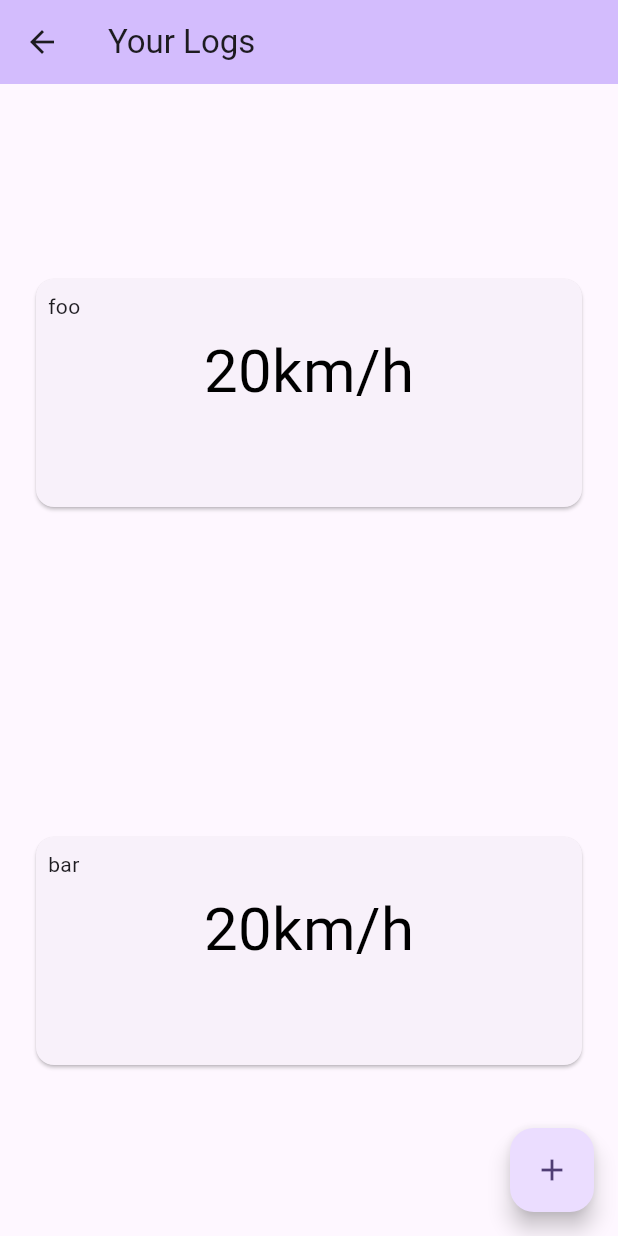
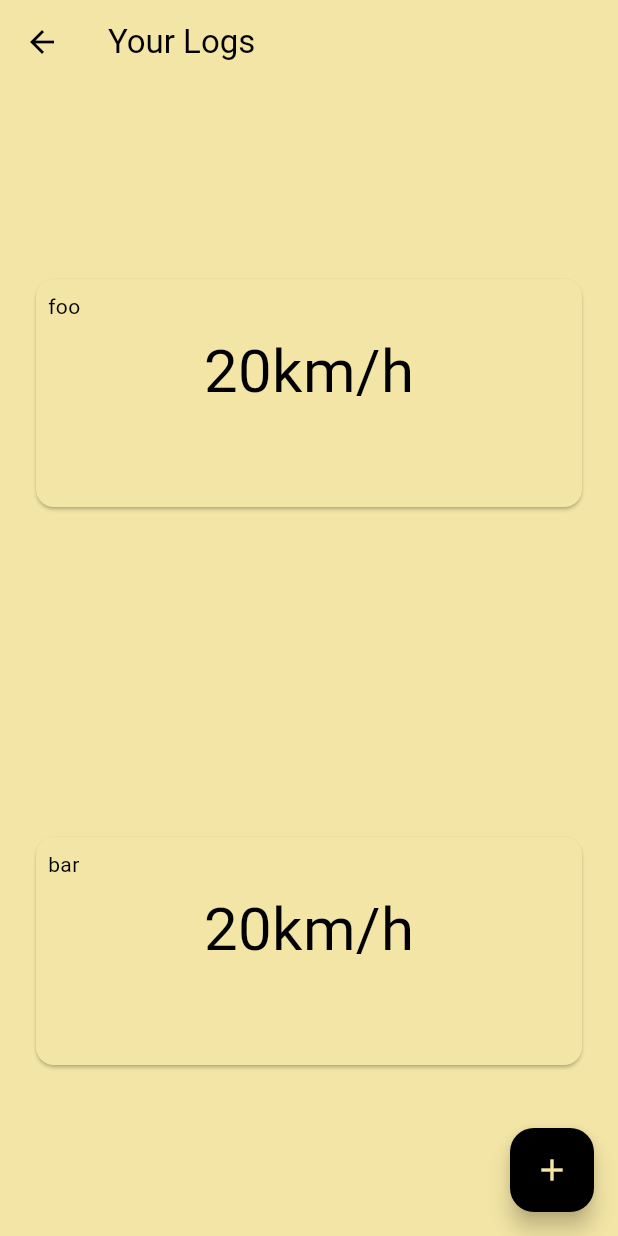
Before and after one commit to johnkimhyuntae/astral, a Flutter app: the screen it shows after launch, after a tap on the "collections bookmark" icon, on a phone screen of 412 x 824 dp. Run offline on Flutter 3.47's test engine with Material 3 defaults, Android fonts, the phone set to English and light mode, and no system bars.

Commit message:
Put sane colorscheme

```diff
--- a/lib/main.dart
+++ b/lib/main.dart
@@ -4,8 +4,8 @@ import 'package:flutter/widgets.dart';
 import 'weather_info_card.dart';
 import 'log_page.dart';
 
-const IconData collectionsBookmarkRounded = IconData(0xf656, fontFamily: 'MaterialIcons');
-
+const IconData collectionsBookmarkRounded =
+    IconData(0xf656, fontFamily: 'MaterialIcons');
 
 void main() {
   runApp(const MyApp());
@@ -14,30 +14,28 @@ void main() {
 class MyApp extends StatelessWidget {
   const MyApp({super.key});
 
-  // This widget is the root of your application.
   @override
   Widget build(BuildContext context) {
+    const foreground = Color.fromRGBO(243, 229, 165, 1.0);
     return MaterialApp(
       title: 'Astral',
-      theme: ThemeData(
-        // This is the theme of your application.
-        //
-        // TRY THIS: Try running your application with "flutter run". You'll see
-        // the application has a purple toolbar. Then, without quitting the app,
-        // try changing the seedColor in the colorScheme below to Colors.green
-        // and then invoke "hot reload" (save your changes or press the "hot
-        // reload" button in a Flutter-supported IDE, or press "r" if you used
-        // the command line to start the app).
-        //
-        // Notice that the counter didn't reset back to zero; the application
-        // state is not lost during the reload. To reset the state, use hot
-        // restart instead.
-        //
-        // This works for code too, not just values: Most code changes can be
-        // tested with just a hot reload.
-        colorScheme: ColorScheme.fromSeed(seedColor: Colors.deepPurple),
+      darkTheme: ThemeData(
         useMaterial3: true,
+        colorScheme: const ColorScheme(
+            // TODO: Change each color to semantically correct thing
+            brightness: Brightness.dark,
+            primary: Colors.black,
+            onPrimary: foreground,
+            secondary: Colors.black,
+            onSecondary: foreground,
+            error: Colors.black,
+            onError: foreground,
+            background: Color.fromRGBO(37, 40, 58, 1.0),
+            onBackground: Colors.white,
+            surface: foreground,
+            onSurface: Colors.black),
       ),
+      themeMode: ThemeMode.dark,
       home: const MyHomePage(title: 'Astral'),
       debugShowCheckedModeBanner: false,
     );
@@ -46,15 +44,6 @@ class MyApp extends StatelessWidget {
 
 class MyHomePage extends StatefulWidget {
   const MyHomePage({super.key, required this.title});
-
-  // This widget is the home page of your application. It is stateful, meaning
-  // that it has a State object (defined below) that contains fields that affect
-  // how it looks.
-
-  // This class is the configuration for the state. It holds the values (in this
-  // case the title) provided by the parent (in this case the App widget) and
-  // used by the build method of the State. Fields in a Widget subclass are
-  // always marked "final".
 
   final String title;
 
@@ -65,26 +54,24 @@ class MyHomePage extends StatefulWidget {
 class _MyHomePageState extends State<MyHomePage> {
   @override
   Widget build(BuildContext context) {
-    // This method is rerun every time setState is called, for instance as done
-    // by the _incrementCounter method above.
-    //
-    // The Flutter framework has been optimized to make rerunning build methods
-    // fast, so that you can just rebuild anything that needs updating rather
-    // than having to individually change instances of widgets.
     return Scaffold(
       appBar: AppBar(
-        // TRY THIS: Try changing the color here to a specific color (to
-        // Colors.amber, perhaps?) and trigger a hot reload to see the AppBar
-        // change color while the other colors stay the same.
         backgroundColor: Theme.of(context).colorScheme.inversePrimary,
-        // Here we take the value from the MyHomePage object that was created by
-        // the App.build method, and use it to set our appbar title.
         title: Text(widget.title),
       ),
       body: Column(
         children: [
-          Image.asset("assets/images/moon.png", width: 300,),
-          const Text("Friday, 23rd May 2024"),
+          Padding(
+            padding: const EdgeInsets.all(15.0),
+            child: Image.asset(
+              "assets/images/moon.png",
+              width: 300,
+            ),
+          ),
+          const Text(
+            "Thursday, 23rd May 2024",
+            style: TextStyle(color: Colors.white),
+          ),
           Flexible(
             child: GridView.count(
               padding: const EdgeInsets.all(20),
@@ -92,15 +79,15 @@ class _MyHomePageState extends State<MyHomePage> {
               crossAxisSpacing: 10,
               mainAxisSpacing: 10,
               children: const <Widget>[
-                WeatherInfoCard(title:"foo"),
-                WeatherInfoCard(title:"bar"),
-                WeatherInfoCard(title:"baz"),
-                WeatherInfoCard(title:"foo"),
-                WeatherInfoCard(title:"bar"),
-                WeatherInfoCard(title:"baz"),
-                WeatherInfoCard(title:"foo"),
-                WeatherInfoCard(title:"bar"),
-                WeatherInfoCard(title:"baz"),
+                WeatherInfoCard(title: "Wind Speed"),
+                WeatherInfoCard(title: "bar"),
+                WeatherInfoCard(title: "baz"),
+                WeatherInfoCard(title: "foo"),
+                WeatherInfoCard(title: "bar"),
+                WeatherInfoCard(title: "baz"),
+                WeatherInfoCard(title: "foo"),
+                WeatherInfoCard(title: "bar"),
+                WeatherInfoCard(title: "baz"),
               ],
             ),
           ),
@@ -109,12 +96,12 @@ class _MyHomePageState extends State<MyHomePage> {
       floatingActionButton: FloatingActionButton(
         onPressed: () {
           Navigator.push(
-          context,
-          MaterialPageRoute(builder: (context) => const LogPage()),
+            context,
+            MaterialPageRoute(builder: (context) => const LogPage()),
           );
         },
         child: const Icon(collectionsBookmarkRounded),
-      ), // This trailing comma makes auto-formatting nicer for build methods.
+      ),
     );
   }
 }
--- a/lib/weather_info_card.dart
+++ b/lib/weather_info_card.dart
@@ -10,12 +10,10 @@ class WeatherInfoCard extends StatefulWidget {
 }
 
 class _WeatherInfoCardState extends State<WeatherInfoCard> {
-
   @override
   Widget build(BuildContext context) {
     return Center(
       child: SizedBox(
-        width: double.infinity,
         child: Card(
           child: Column(
             children: [
@@ -23,17 +21,18 @@ class _WeatherInfoCardState extends State<WeatherInfoCard> {
                 padding: const EdgeInsets.only(left: 8.0, top: 8.0),
                 child: Align(
                   alignment: Alignment.centerLeft,
-                  child: Text(widget.title),
+                  child: Text(widget.title,
+                      style: TextStyle(
+                          color: Theme.of(context).colorScheme.primary)),
                 ),
               ),
-              const Padding(
-                padding: EdgeInsets.symmetric(vertical: 40.0),
+              Padding(
+                padding: const EdgeInsets.symmetric(vertical: 40.0),
                 child: Text('20km/h',
-                  style: TextStyle(
-                  color: Colors.black,
-                  fontSize: 40,
-                  )
-                ),
+                    style: TextStyle(
+                      color: Theme.of(context).colorScheme.primary,
+                      fontSize: 40,
+                    )),
               ),
             ],
           ),
```
